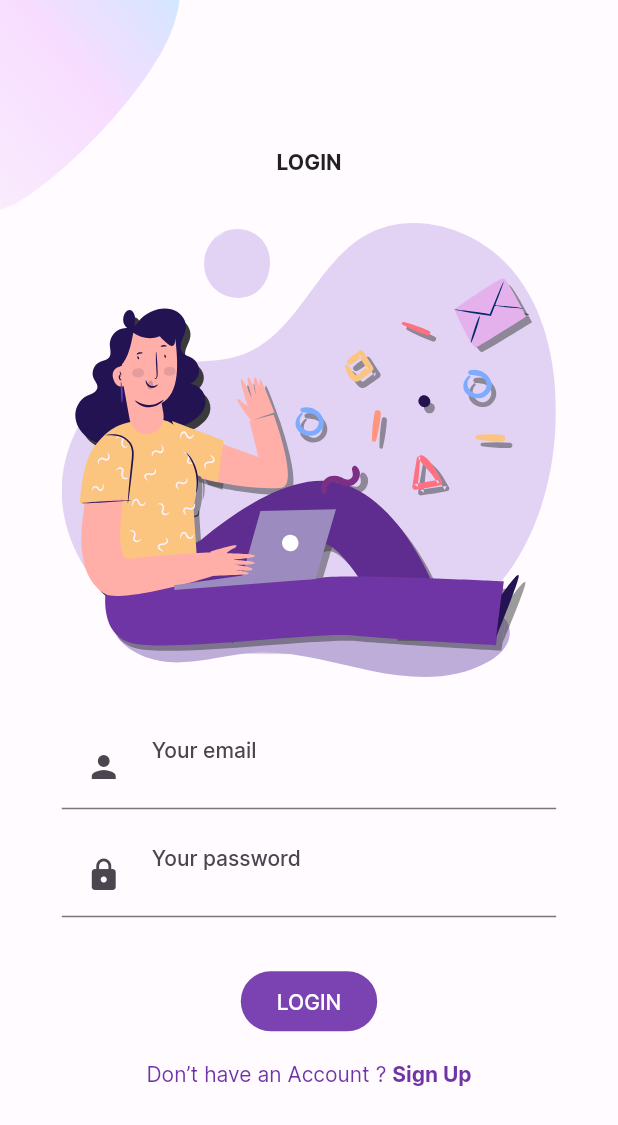
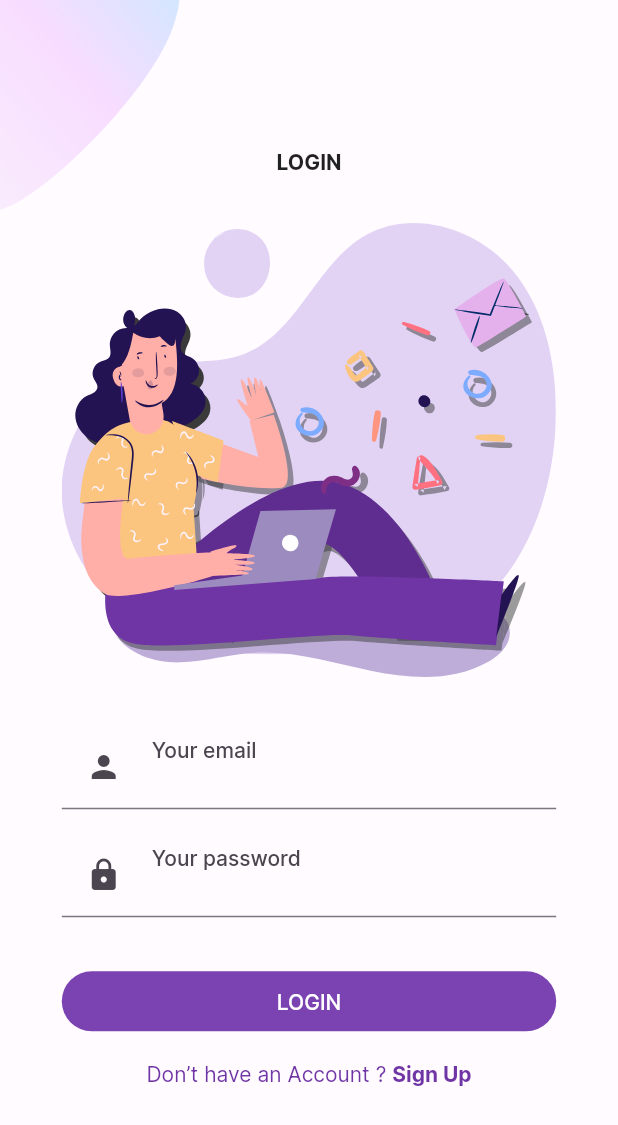
Before and after one commit to c-nandhakumar/budget_tracker, a Flutter app: the screen it shows after launch, after a tap on "LOGIN", on a phone screen of 412 x 824 dp. Shown: the top 1125 px of the screen. Run offline on Flutter 3.47's test engine with Material 2 defaults, Android fonts, the phone set to English and light mode, and no system bars; our stand-ins replace flip_card, flutter_svg, syncfusion_flutter_charts; network calls fail.

Commit message:
button change

```diff
--- a/lib/main.dart
+++ b/lib/main.dart
@@ -16,6 +16,7 @@ class MyApp extends StatelessWidget {
 
   @override
   Widget build(BuildContext context) {
+
     return MultiProvider(
       providers: [
         ChangeNotifierProvider(
--- a/lib/provider/app_provider.dart
+++ b/lib/provider/app_provider.dart
@@ -20,6 +20,10 @@ class BackEndProvider with ChangeNotifier {
   Budget? budget;
   List<Categories>? categories;
   List<Expenses>? expenses;
+
+  Future<Budget> getBudget(){
+    return budget as Future<Budget>;
+  }
 
   Map<String, dynamic>? categoriesPriceJson;
   List<Map<String, int>> categoriesPriceList = [];
--- a/lib/screens/Login/components/login_form.dart
+++ b/lib/screens/Login/components/login_form.dart
@@ -1,3 +1,4 @@
+import 'package:budget_app/common/screen_size.dart';
 import 'package:budget_app/screens/bottomnavigation.dart';
 import 'package:budget_app/screens/home_screen.dart';
 import 'package:flutter/material.dart';
@@ -50,23 +51,24 @@ class LoginForm extends StatelessWidget {
           const SizedBox(height: defaultPadding),
           Hero(
             tag: "login_btn",
+            child: Container(
+              width: SizeConfig.width! * 90,
               child: ElevatedButton(
                 onPressed: () async {
-                // final provider =
-                //     Provider.of<BackEndProvider>(context, listen: false);
-                // await getBudgetData(provider);
+                  final provider =
+                      Provider.of<BackEndProvider>(context, listen: false);
+                  await getBudgetData(provider);
                   Navigator.of(context).push(MaterialPageRoute(
                     builder: (context) => BottomNavBar(),
                   ));
                 },
-
                 style: ElevatedButton.styleFrom(
                     backgroundColor: Theme.of(context).colorScheme.primary,
                     foregroundColor: Colors.white,
-
                     elevation: 0),
                 child: Text(
                   "Login".toUpperCase(),
+                ),
               ),
             ),
           ),
--- a/lib/screens/Signup/components/signup_form.dart
+++ b/lib/screens/Signup/components/signup_form.dart
@@ -2,6 +2,7 @@ import 'package:budget_app/screens/bottomnavigation.dart';
 import 'package:budget_app/screens/home_screen.dart';
 import 'package:flutter/material.dart';
 
+import '../../../common/screen_size.dart';
 import '../../../components/already_have_an_account_acheck.dart';
 import '../../../utility/constants.dart';
 
@@ -46,13 +47,16 @@ class SignUpForm extends StatelessWidget {
             ),
           ),
           const SizedBox(height: defaultPadding / 2),
-          ElevatedButton(
+          Container(
+            width: SizeConfig.width! * 90,
+            child: ElevatedButton(
               onPressed: () {
                 Navigator.of(context).push(MaterialPageRoute(
                   builder: (context) => BottomNavBar(),
                 ));
               },
               child: Text("Sign Up".toUpperCase()),
+            ),
           ),
           const SizedBox(height: defaultPadding),
           AlreadyHaveAnAccountCheck(
--- a/lib/screens/Welcome/components/login_signup_btn.dart
+++ b/lib/screens/Welcome/components/login_signup_btn.dart
@@ -1,3 +1,4 @@
+import 'package:budget_app/common/screen_size.dart';
 import 'package:flutter/material.dart';
 
 import '../../../utility/constants.dart';
@@ -15,6 +16,8 @@ class LoginAndSignupBtn extends StatelessWidget {
       children: [
         Hero(
           tag: "login_btn",
+          child: Container(
+            width: SizeConfig.width! * 90,
             child: ElevatedButton(
               onPressed: () {
                 Navigator.push(
@@ -35,8 +38,11 @@ class LoginAndSignupBtn extends StatelessWidget {
                   elevation: 0),
             ),
           ),
+        ),
         const SizedBox(height: 16),
-        ElevatedButton(
+        Container(
+          width: SizeConfig.width! * 90,
+          child: ElevatedButton(
             onPressed: () {
               Navigator.push(
                 context,
@@ -54,6 +60,7 @@ class LoginAndSignupBtn extends StatelessWidget {
               style: TextStyle(color: Colors.black),
             ),
           ),
+        ),
       ],
     );
   }
--- a/lib/screens/Welcome/welcome_screen.dart
+++ b/lib/screens/Welcome/welcome_screen.dart
@@ -1,5 +1,6 @@
 import 'package:flutter/material.dart';
 
+import '../../common/screen_size.dart';
 import '../../components/background.dart';
 import '../../utility/responsive.dart';
 import 'components/login_signup_btn.dart';
@@ -10,6 +11,7 @@ class WelcomeScreen extends StatelessWidget {
 
   @override
   Widget build(BuildContext context) {
+    SizeConfig().init(context);
     return Background(
       child: SingleChildScrollView(
         child: SafeArea(
--- a/lib/widgets/drop_down_widget.dart
+++ b/lib/widgets/drop_down_widget.dart
@@ -20,14 +20,14 @@ class DropDownWidget extends StatefulWidget {
 
 class _DropDownWidgetState extends State<DropDownWidget> {
   // List<String>? list;
-  late Future<String> budgetData;
+  Future<Budget>? budgetData;
 
   @override
   void initState() {
     // TODO: implement initState
     super.initState();
     final provider = Provider.of<BackEndProvider>(context, listen: false);
-    budgetData = getBudgetData(provider);
+    budgetData = provider.getBudget();
   }
 
   // int index = 0;
```
Lines whose indentation alone changed are shown as unchanged.
